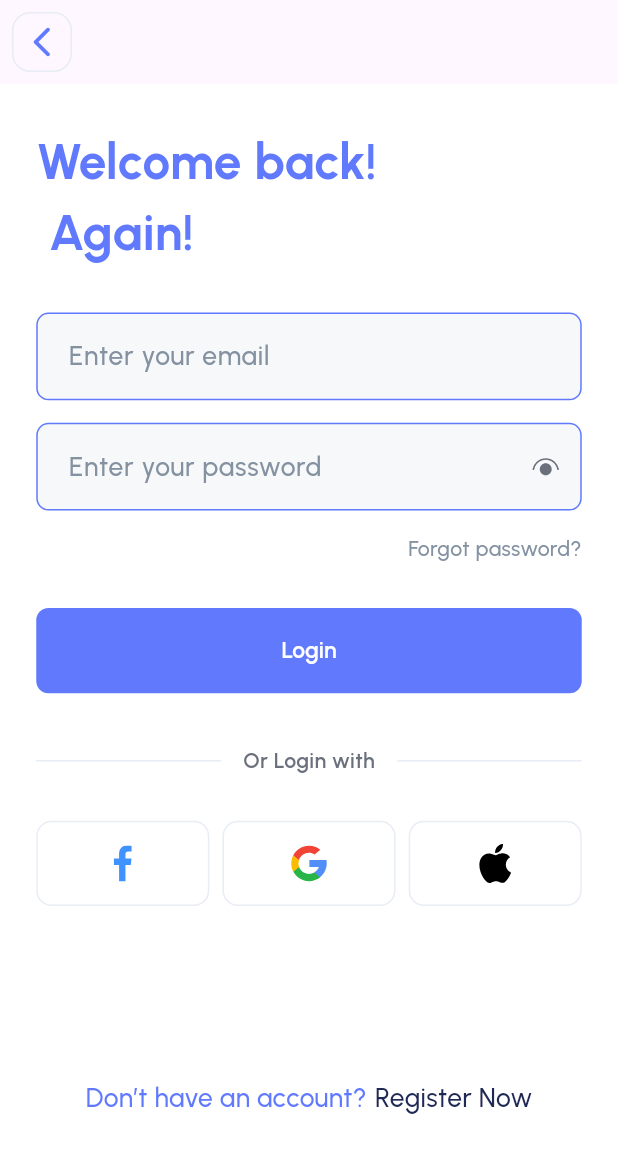
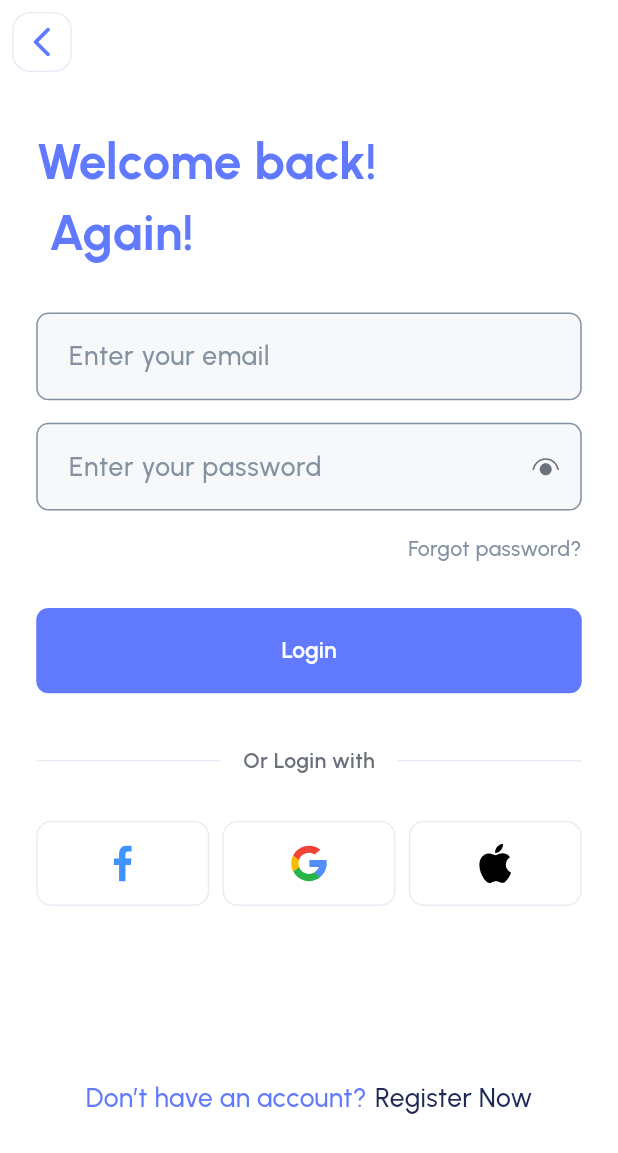
Before and after one commit to IbrahimElbazz/finance_ui, a Flutter app: the screen it shows after launch, after a tap on "Login", on a phone screen of 412 x 824 dp. Shown: the top 1153 px of the screen. Run offline on Flutter 3.47's test engine with Material 3 defaults, Android fonts, the phone set to English and light mode, and no system bars; our stand-ins replace flutter_screenutil, flutter_svg, gap, go_router.

Commit message:
updates in login screen

```diff
--- a/lib/core/styling/app_theme.dart
+++ b/lib/core/styling/app_theme.dart
@@ -8,6 +8,7 @@ class AppTheme {
     fontFamily: AppFonts.urbanist,
     primaryColor: AppColors.primary,
     scaffoldBackgroundColor: AppColors.white,
+
     dividerColor: Color(0xffE8ECF4),
     textTheme: TextTheme(
       labelLarge: AppStyle.primaryW700S30,
--- a/lib/core/widgets/custom_text_field.dart
+++ b/lib/core/widgets/custom_text_field.dart
@@ -26,18 +26,18 @@ class CustomTextField extends StatelessWidget {
 
         hintStyle: AppStyle.greyW500S16,
         suffixIcon: icon,
-        border: OutlineInputBorder(borderRadius: BorderRadius.circular(8.r)),
+        border: OutlineInputBorder(
+          borderRadius: BorderRadius.circular(8.r),
+          borderSide: const BorderSide(color: AppColors.grey),
+        ),
         focusedBorder: OutlineInputBorder(
           borderRadius: BorderRadius.circular(8.r),
           borderSide: const BorderSide(color: AppColors.primary),
         ),
+
         enabledBorder: OutlineInputBorder(
           borderRadius: BorderRadius.circular(8.r),
-          borderSide: const BorderSide(color: AppColors.primary),
-        ),
-        disabledBorder: OutlineInputBorder(
-          borderRadius: BorderRadius.circular(8.r),
-          borderSide: const BorderSide(color: AppColors.primary),
+          borderSide: const BorderSide(color: AppColors.grey),
         ),
       ),
     );
--- a/lib/feature/login/login_screen.dart
+++ b/lib/feature/login/login_screen.dart
@@ -23,8 +23,14 @@ class _LoginScreenState extends State<LoginScreen> {
   @override
   Widget build(BuildContext context) {
     return Scaffold(
-      appBar: AppBar(leading: CustomLeadingPop()),
-      body: Padding(
+      appBar: AppBar(
+        leading: CustomLeadingPop(),
+        foregroundColor: AppColors.white,
+        backgroundColor: AppColors.white,
+        surfaceTintColor: Colors.white,
+      ),
+      body: SingleChildScrollView(
+        child: Padding(
           padding: EdgeInsets.symmetric(horizontal: 22.w, vertical: 28.h),
           child: Column(
             crossAxisAlignment: CrossAxisAlignment.start,
@@ -107,6 +113,7 @@ class _LoginScreenState extends State<LoginScreen> {
             ],
           ),
         ),
+      ),
     );
   }
 }
```
Lines whose indentation alone changed are shown as unchanged.
